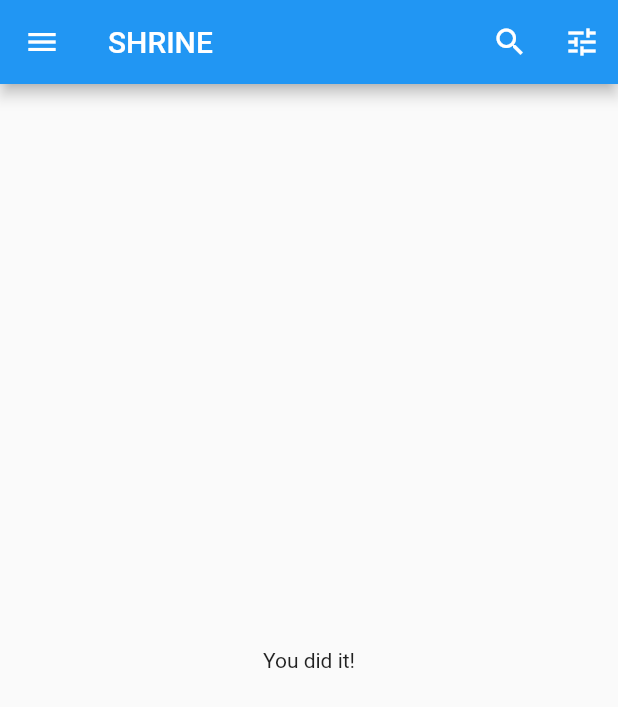
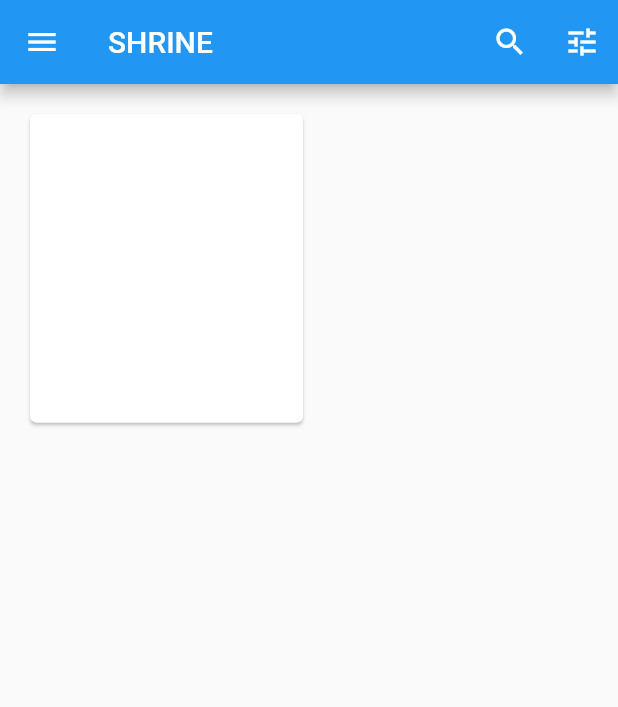
Before and after one commit to kaustavr19/ShrineApp_Material_Components_MDC_BasicsFlutter_GDpath, a Flutter app: the HomePage screen opened directly, on a phone screen of 412 x 824 dp. Shown: the top 707 px of the screen. Run offline on Flutter 3.47's test engine with Material 2 defaults, Android fonts, the light colour scheme and no system bars.

Commit message:
MDC-102 gridview added

```diff
--- a/lib/home.dart
+++ b/lib/home.dart
@@ -36,8 +36,13 @@ class HomePage extends StatelessWidget {
           },
         ),
       ),
-      body: Center(
-        child: Text('You did it!'),
+      body: GridView.count(
+        crossAxisCount: 2,
+        padding: EdgeInsets.all(16.0),
+        childAspectRatio: 8.0 / 9.0,
+        children: <Widget>[
+          Card(),
+        ],
       ),
       resizeToAvoidBottomInset: false,
     );
```
